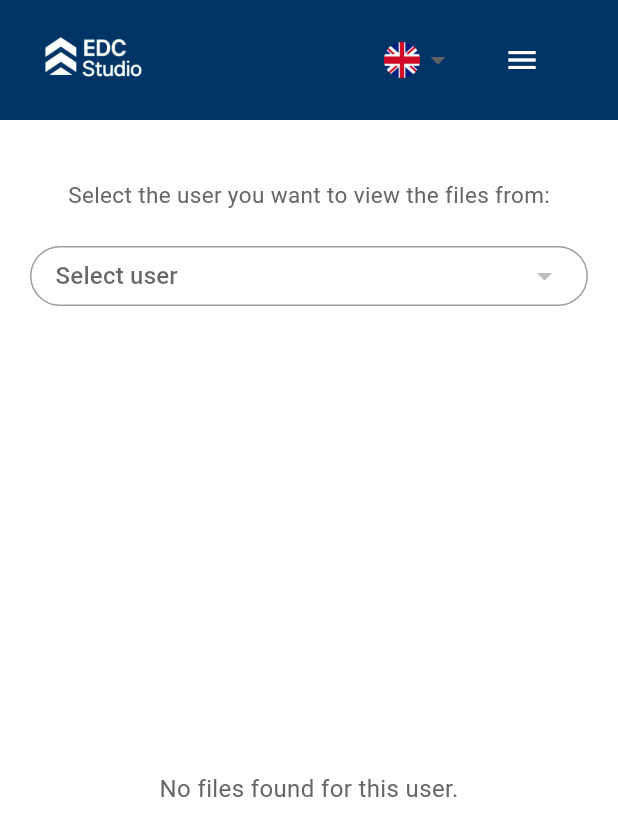
After one commit to Studio-EDC/edc_studio_frontend, a Flutter app: the FilesListPage screen opened by its route, on a phone screen of 412 x 824 dp. The commit adds this screen. Shown: the top 836 px of the screen. Run offline on Flutter 3.47's test engine with Material 3 defaults, Android fonts, the light colour scheme and no system bars; our stand-ins replace easy_localization, go_router, loading_animation_widget, shared_preferences, url_strategy; missing offline and left inert: dart:html; accounts and stored records are empty; network calls fail.

Commit message:
list files and download done for user

```diff
--- a/assets/translations/ca.json
+++ b/assets/translations/ca.json
@@ -4,6 +4,7 @@
   "policies": "Polítiques",
   "contracts": "Contractes",
   "transfers": "Transferències",
+  "files": "Arxius",
   "confirm_deletion_title": "Confirmar eliminació",
   "confirm_deletion_message": "Estàs segur que vols eliminar \"{name}\"?",
   "cancel": "Cancel·la",
@@ -252,5 +253,14 @@
     "error_uploading": "Error en pujar l'arxiu",
     "file_uploaded_succesfully": "Arxiu pujat correctament!",
     "register_successfull": "Usuari creat correctament!"
+  },
+  "list_files": {
+    "select_user": "Selecciona l'usuari del qual vols veure els fitxers:",
+    "select_user_hint": "Seleccionar usuari",
+    "search": "Cercar fitxer",
+    "download": "Descarregar",
+    "modified": "Modificat",
+    "size": "Mida",
+    "no_data": "No s'han trobat arxius per aquest usuari."
   }
 }
--- a/assets/translations/en.json
+++ b/assets/translations/en.json
@@ -4,6 +4,7 @@
   "policies": "Policies",
   "contracts": "Contracts",
   "transfers": "Transfers",
+  "files": "Files",
   "confirm_deletion_title": "Confirm Deletion",
   "confirm_deletion_message": "Are you sure you want to delete \"{name}\"?",
   "cancel": "Cancel",
@@ -252,5 +253,14 @@
     "error_uploading": "Error uploading file",
     "file_uploaded_succesfully": "File uploaded successfully!",
     "register_successfull": "User created successfully!"
+  },
+  "list_files": {
+    "select_user": "Select the user you want to view the files from:",
+    "select_user_hint": "Select user",
+    "search": "Search file",
+    "download": "Download",
+    "modified": "Modified",
+    "size": "Size",
+    "no_data": "No files found for this user."
   }
 }
--- a/assets/translations/es.json
+++ b/assets/translations/es.json
@@ -4,6 +4,7 @@
   "policies": "Políticas",
   "contracts": "Contratos",
   "transfers": "Transferencias",
+  "files": "Archivos",
   "confirm_deletion_title": "Confirmar eliminación",
   "confirm_deletion_message": "¿Estás seguro de que deseas eliminar \"{name}\"?",
   "cancel": "Cancelar",
@@ -252,5 +253,14 @@
     "error_uploading": "Error al subir el archivo",
     "file_uploaded_succesfully": "¡Archivo subido correctamente!",
     "register_successfull": "¡Usuario creado correctamente!"
+  },
+  "list_files": {
+    "select_user": "Selecciona el usuario del que quieres ver los archivos:",
+    "select_user_hint": "Seleccionar usuario",
+    "search": "Buscar archivo",
+    "download": "Descargar",
+    "modified": "Modificado",
+    "size": "Tamaño",
+    "no_data": "No se encontraron ficheros para este usuario."
   }
 }
--- /dev/null
+++ b/lib/api/models/file.dart
@@ -0,0 +1,31 @@
+class FileModel {
+  final String username;
+  final String filename;
+  final int size;
+  final DateTime modified;
+
+  FileModel({
+    required this.username,
+    required this.filename,
+    required this.size,
+    required this.modified,
+  });
+
+  factory FileModel.fromJson(Map<String, dynamic> json) {
+    return FileModel(
+      username: json['username'],
+      filename: json['filename'],
+      size: json['size'],
+      modified: DateTime.parse(json['modified']),
+    );
+  }
+
+  Map<String, dynamic> toJson() {
+    return {
+      'username': username,
+      'filename': filename,
+      'size': size,
+      'modified': modified.toIso8601String(),
+    };
+  }
+}
--- a/lib/api/utils/api.dart
+++ b/lib/api/utils/api.dart
@@ -16,4 +16,6 @@ class ApiRoutes {
 class ApiRoutesPond {
   static const users = '/users/';
   static const token = '/token';
+  static const files = '/files';
+  static const download = '/files/download';
 }
--- a/lib/routes.dart
+++ b/lib/routes.dart
@@ -7,6 +7,7 @@ import 'package:edc_studio/ui/pages/contracts/new_contract.dart';
 import 'package:edc_studio/ui/pages/edc/edc_detail.dart';
 import 'package:edc_studio/ui/pages/edc/edc_list.dart';
 import 'package:edc_studio/ui/pages/edc/new_edc.dart';
+import 'package:edc_studio/ui/pages/files/files_list.dart';
 import 'package:edc_studio/ui/pages/policies/new_policy.dart';
 import 'package:edc_studio/ui/pages/policies/policies_list.dart';
 import 'package:edc_studio/ui/pages/policies/policy_detail.dart';
@@ -146,6 +147,13 @@ final GoRouter router = GoRouter(
         child: const NewTransferPage(),
       ),
     ),
+    GoRoute(
+      path: '/files',
+      pageBuilder: (context, state) => _buildFadeTransition(
+        key: state.pageKey,
+        child: const FilesListPage(),
+      ),
+    ),
   ],
 );
 
--- /dev/null
+++ b/lib/ui/pages/files/files_list.dart
@@ -0,0 +1,150 @@
+import 'package:easy_localization/easy_localization.dart';
+import 'package:edc_studio/api/models/file.dart';
+import 'package:edc_studio/api/models/user.dart';
+import 'package:edc_studio/api/services/users_service.dart';
+import 'package:edc_studio/ui/widgets/file_card.dart';
+import 'package:edc_studio/ui/widgets/header.dart';
+import 'package:edc_studio/ui/widgets/menu_drawer.dart';
+import 'package:flutter/material.dart';
+
+class FilesListPage extends StatefulWidget {
+  const FilesListPage({super.key});
+
+  @override
+  State<FilesListPage> createState() => _FilesListPageState();
+}
+
+class _FilesListPageState extends State<FilesListPage> {
+  final List<Map<String, dynamic>> files = const [
+    {
+      "username": "itziarmensa",
+      "filename": "data_pull_file",
+      "size": 5645,
+      "modified": "2025-06-23T09:39:05"
+    },
+    {
+      "username": "itziarmensa",
+      "filename": "policy_push_backup",
+      "size": 12930,
+      "modified": "2025-06-24T13:17:10"
+    },
+    {
+      "username": "itziarmensa",
+      "filename": "connector_logs",
+      "size": 89321,
+      "modified": "2025-06-20T18:45:33"
+    },
+  ];
+
+  final UsersService _usersService = UsersService();
+
+  List<User> listUsers = [];
+  List<FileModel> listFiles = [];
+  String? selectedUsername;
+
+  @override
+  void initState() {
+    super.initState();
+    _loadUsers();
+  }
+
+  Future<void> _loadUsers() async {
+    final users = await _usersService.getUsers();
+    setState(() {
+      listUsers = users;
+    });
+  }
+
+  Future<void> _loadFiles() async {
+    final files = await _usersService.getFiles(selectedUsername ?? '');
+    setState(() {
+      if (files != null) listFiles = files;
+    });
+  }
+
+  @override
+  Widget build(BuildContext context) {
+
+    final isMobile = MediaQuery.of(context).size.width < 600;
+
+    return Scaffold(
+      endDrawer: const MenuDrawer(),
+      body: Column(
+        mainAxisAlignment: MainAxisAlignment.start,
+        children: [
+          EDCHeader(currentPage: 'files'),
+          Padding(
+            padding: isMobile
+                  ? const EdgeInsets.symmetric(horizontal: 20, vertical: 24)
+                  : const EdgeInsets.symmetric(horizontal: 80, vertical: 24),
+            child: Column(
+              crossAxisAlignment: CrossAxisAlignment.center,
+              children: [
+                const SizedBox(height: 15),
+                Text(
+                  'list_files.select_user'.tr(),
+                  style: TextStyle(fontSize: 15, color: Theme.of(context).colorScheme.secondary),
+                ),
+                const SizedBox(height: 24),
+                SizedBox(
+                  width: isMobile ? null : 300,
+                  height: 40,
+                  child: Container(
+                    padding: const EdgeInsets.symmetric(horizontal: 16),
+                    decoration: BoxDecoration(
+                      border: Border.all(color: Colors.grey),
+                      borderRadius: BorderRadius.circular(32),
+                    ),
+                    child: DropdownButtonHideUnderline(
+                      child: DropdownButton<String>(
+                        value: selectedUsername,
+                        hint: Text('list_files.select_user_hint'.tr()),
+                        icon: const Icon(Icons.arrow_drop_down),
+                        isExpanded: true,
+                        onChanged: (value) {
+                          setState(() => selectedUsername = value!);
+                          _loadFiles();
+                        },
+                        items: listUsers.map((user) {
+                          return DropdownMenuItem<String>(
+                            value: user.username,
+                            child: Text(user.username, style: TextStyle(fontSize: 15, color: Theme.of(context).colorScheme.secondary)),
+                          );
+                        }).toList(),
+                      ),
+                    ),
+                  ),
+                ),
+              ]
+            )
+          ),
+          Expanded(
+            child: listFiles.isEmpty ?
+            Center(
+              child: Text('list_files.no_data'.tr()),
+            )
+            :
+            SingleChildScrollView(
+              child: Wrap(
+                spacing: 16,
+                runSpacing: 16,
+                children: listFiles.map((file) {
+                  return SizedBox(
+                    width: 450,
+                    height: 150,
+                    child: FileCard(
+                      username: file.username,
+                      filename: file.filename,
+                      size: file.size,
+                      modified: file.modified.toIso8601String(),
+                    ),
+                  );
+                }).toList(),
+              ),
+            ),
+          ),
+        ],
+      ),
+    );
+  }
+}
--- a/lib/ui/widgets/header.dart
+++ b/lib/ui/widgets/header.dart
@@ -22,6 +22,8 @@ class EDCHeader extends StatelessWidget {
         return '/contracts';
       case 'transfers':
         return '/transfers';
+      case 'files':
+        return '/files';
       default:
         return '/';
     }
@@ -29,7 +31,7 @@ class EDCHeader extends StatelessWidget {
 
   @override
   Widget build(BuildContext context) {
-    final navItems = ['edc_list', 'assets', 'policies', 'contracts', 'transfers'];
+    final navItems = ['edc_list', 'assets', 'policies', 'contracts', 'transfers', 'files'];
     final isMobile = MediaQuery.of(context).size.width < 600;
 
     return Container(
--- a/lib/ui/widgets/menu_drawer.dart
+++ b/lib/ui/widgets/menu_drawer.dart
@@ -25,6 +25,7 @@ class MenuDrawer extends StatelessWidget {
           _buildNavTile(context, icon: Icons.policy, label: 'policies'.tr(), route: '/policies'),
           _buildNavTile(context, icon: Icons.assignment, label: 'contracts'.tr(), route: '/contracts'),
           _buildNavTile(context, icon: Icons.swap_horiz, label: 'transfers'.tr(), route: '/transfers'),
+          _buildNavTile(context, icon: Icons.swap_horiz, label: 'files'.tr(), route: '/files'),
         ],
       ),
     );
--- a/pubspec.yaml
+++ b/pubspec.yaml
@@ -44,6 +44,7 @@ dependencies:
   loading_animation_widget: ^1.3.0
   url_launcher: ^6.3.1
   shared_preferences: ^2.5.3
+  path_provider: ^2.1.5
 
 dev_dependencies:
   flutter_test:
```
Also changed, not shown: lib/api/services/users_service.dart (+63 -4 lines), lib/ui/widgets/file_card.dart (added, +138 -0 lines), lib/ui/widgets/user_selector.dart (+34 -6 lines), pubspec.lock, 1 other file.
